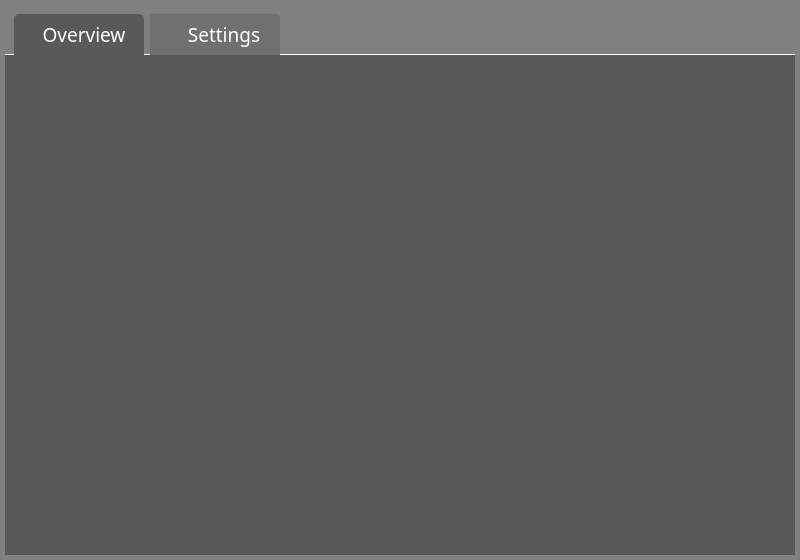
Old version of the form ui/main.ui in the repository MightWarriorNo1/NEXUSRFIDREADER.
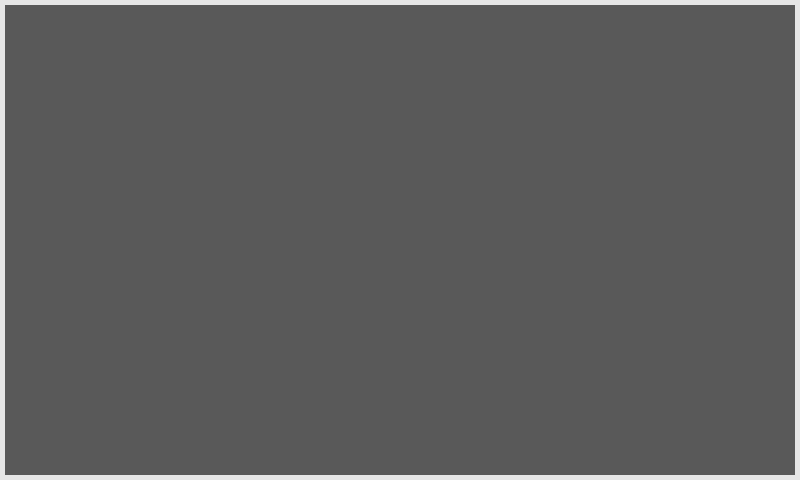
New version of the form. Icons and pictures are not drawn.

The edit to the form file:
```diff
--- a/ui/main.ui
+++ b/ui/main.ui
@@ -7,17 +7,20 @@
     <x>0</x>
     <y>0</y>
     <width>800</width>
-    <height>560</height>
+    <height>480</height>
    </rect>
   </property>
   <property name="windowTitle">
    <string>NexusRFIDReader</string>
   </property>
+  <property name="styleSheet">
+   <string notr="true">background-color: #e6e6e6;</string>
+  </property>
   <widget class="QWidget" name="centralwidget">
    <property name="minimumSize">
     <size>
      <width>800</width>
-     <height>540</height>
+     <height>480</height>
     </size>
    </property>
    <property name="maximumSize">
@@ -27,9 +30,7 @@
     </size>
    </property>
    <property name="styleSheet">
-    <string notr="true">#centralwidget{
-background-color: #808080;
-}</string>
+    <string notr="true"/>
    </property>
    <layout class="QVBoxLayout" name="verticalLayout">
     <property name="spacing">
@@ -47,139 +48,6 @@
     <property name="bottomMargin">
      <number>5</number>
     </property>
-    <item>
-     <widget class="QWidget" name="header" native="true">
-      <property name="minimumSize">
-       <size>
-        <width>0</width>
-        <height>50</height>
-       </size>
-      </property>
-      <property name="maximumSize">
-       <size>
-        <width>16777215</width>
-        <height>60</height>
-       </size>
-      </property>
-      <property name="styleSheet">
-       <string notr="true">#header {
-  background-color: #808080;
-  border-top-right-radius: 3px;
-  border-top-left-radius: 3px;
-  border-bottom: 1px solid #FFFFFF;
-}</string>
-      </property>
-      <layout class="QHBoxLayout" name="horizontalLayout">
-       <property name="bottomMargin">
-        <number>0</number>
-       </property>
-       <item>
-        <widget class="QToolButton" name="btn_overview">
-         <property name="sizePolicy">
-          <sizepolicy hsizetype="Fixed" vsizetype="Preferred">
-           <horstretch>0</horstretch>
-           <verstretch>0</verstretch>
-          </sizepolicy>
-         </property>
-         <property name="minimumSize">
-          <size>
-           <width>130</width>
-           <height>0</height>
-          </size>
-         </property>
-         <property name="font">
-          <font>
-           <family>Gilroy</family>
-           <pointsize>14</pointsize>
-          </font>
-         </property>
-         <property name="styleSheet">
-          <string notr="true">color: #FFFFFF;
-background-color: #595959;
-border-top-right-radius: 5px;
-border-top-left-radius: 5px;
-padding-left: 10px;</string>
-         </property>
-         <property name="text">
-          <string> Overview </string>
-         </property>
-         <property name="icon">
-          <iconset resource="pl.qrc">
-           <normaloff>:/img/img/home.png</normaloff>:/img/img/home.png</iconset>
-         </property>
-         <property name="iconSize">
-          <size>
-           <width>24</width>
-           <height>24</height>
-          </size>
-         </property>
-         <property name="toolButtonStyle">
-          <enum>Qt::ToolButtonStyle::ToolButtonTextBesideIcon</enum>
-         </property>
-        </widget>
-       </item>
-       <item>
-        <widget class="QToolButton" name="btn_settings">
-         <property name="sizePolicy">
-          <sizepolicy hsizetype="Fixed" vsizetype="Preferred">
-           <horstretch>0</horstretch>
-           <verstretch>0</verstretch>
-          </sizepolicy>
-         </property>
-         <property name="minimumSize">
-          <size>
-           <width>130</width>
-           <height>0</height>
-          </size>
-         </property>
-         <property name="font">
-          <font>
-           <family>Gilroy</family>
-           <pointsize>14</pointsize>
-          </font>
-         </property>
-         <property name="styleSheet">
-          <string notr="true">color: #FFFFFF;
-border: none;
-border-top-right-radius: 3px;
-border-top-left-radius: 3px;
-background-color: #707070;
-padding-left: 18px;</string>
-         </property>
-         <property name="text">
-          <string>Settings</string>
-         </property>
-         <property name="icon">
-          <iconset resource="pl.qrc">
-           <normaloff>:/img/img/gear-48.png</normaloff>:/img/img/gear-48.png</iconset>
-         </property>
-         <property name="iconSize">
-          <size>
-           <width>24</width>
-           <height>24</height>
-          </size>
-         </property>
-         <property name="toolButtonStyle">
-          <enum>Qt::ToolButtonStyle::ToolButtonTextBesideIcon</enum>
-         </property>
-        </widget>
-       </item>
-       <item>
-        <spacer name="horizontalSpacer">
-         <property name="orientation">
-          <enum>Qt::Orientation::Horizontal</enum>
-         </property>
-         <property name="sizeHint" stdset="0">
-          <size>
-           <width>181</width>
-           <height>20</height>
-          </size>
-         </property>
-        </spacer>
-       </item>
-      </layout>
-     </widget>
-    </item>
     <item>
      <widget class="QStackedWidget" name="stack">
       <property name="styleSheet">
```
